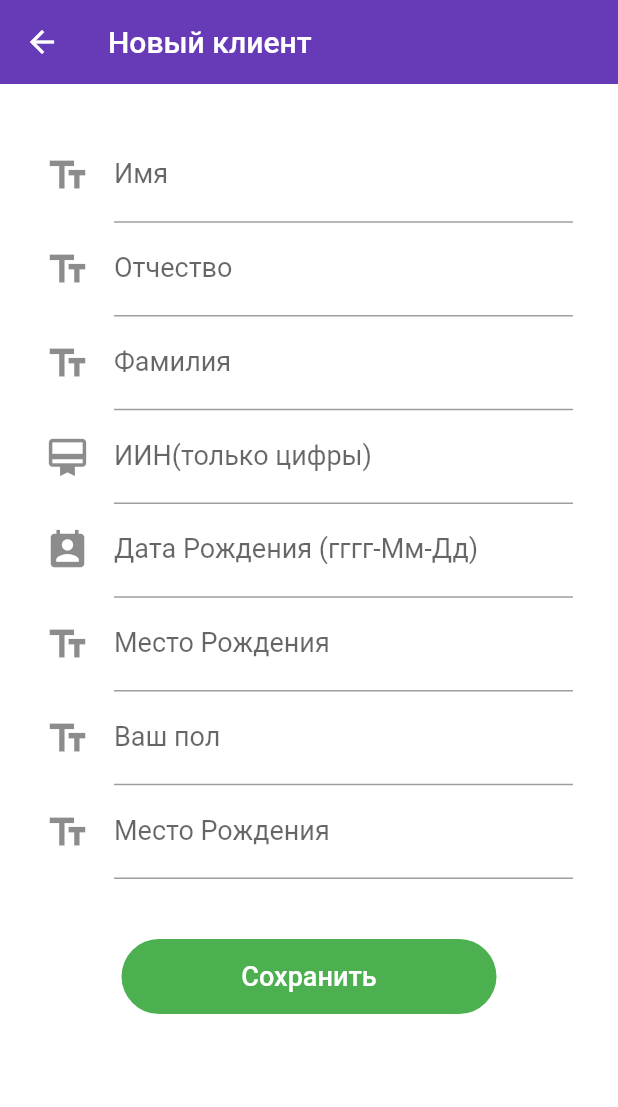
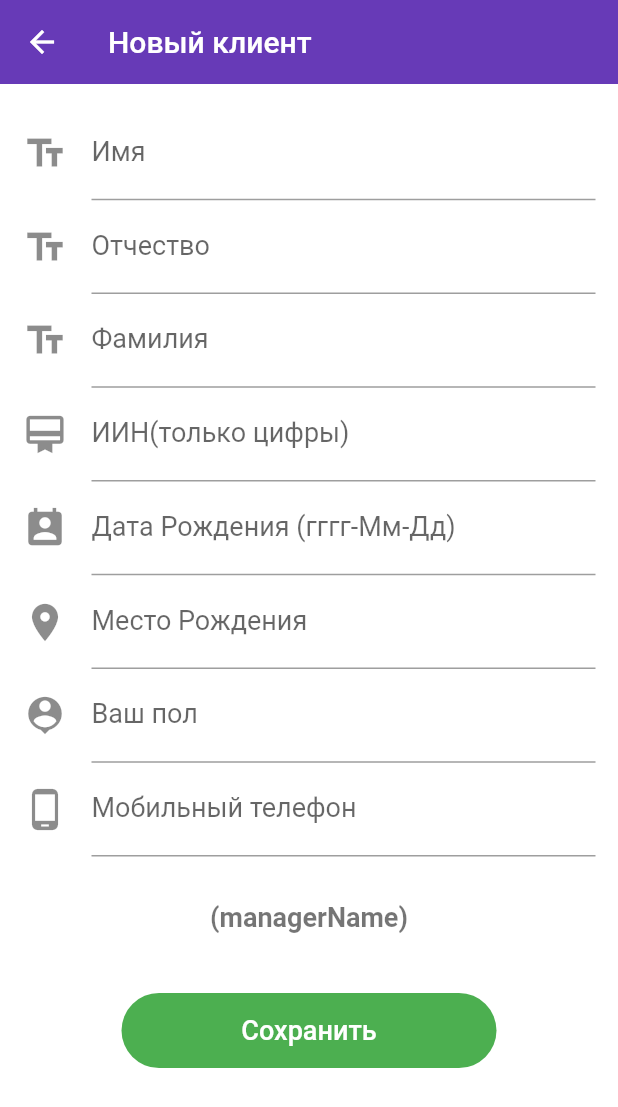
Before and after one commit to azamatig/crmc_app, a Flutter app: the AddNewContact screen opened directly, on a phone screen of 412 x 824 dp. Shown: the top 1107 px of the screen. Run offline on Flutter 3.47's test engine with Material 2 defaults, Android fonts, the phone set to English and light mode, and no system bars; our stand-ins replace flutter_login, font_awesome_flutter, shared_preferences; accounts and stored records are empty; Roboto replaces fonts that are missing (NotoSans, OpenSans).

Commit message:
second commit

```diff
--- a/lib/screens/add_new_contact.dart
+++ b/lib/screens/add_new_client.dart
@@ -15,44 +15,10 @@ class _AddNewContactState extends State<AddNewContact> {
   TextEditingController _middleNameController = TextEditingController();
   TextEditingController _birthDateController = TextEditingController();
   TextEditingController _iinController = TextEditingController();
-  var _sexController;
-  var _maritalStatusController;
-  Color _pickedFemale = Colors.black54;
-  Color _pickedMale = Colors.black54;
-  Color _pickedMarried = Colors.black54;
-  Color _pickedUnmarried = Colors.black54;
 
   @override
   void initState() {
     super.initState();
-  }
-
-//Sets gender to male
-  setMaleSex() {
-    setState(() {
-      _sexController = '49eb65bc-e2f1-c78e-3fc1-5ea9e1c66583';
-    });
-  }
-
-// Sets gender to female
-  setFemaleSex() {
-    setState(() {
-      _sexController = '7ae580f1-b20b-ca3f-11dc-fcd53e882cdf';
-    });
-  }
-
-// Sets marital status to married
-  setMarried() {
-    setState(() {
-      _maritalStatusController = '296a70b9-ecf9-cfd6-daed-0299f783f047';
-    });
-  }
-
-  //Sets marital status to Unmarried
-  setBachelor() {
-    setState(() {
-      _maritalStatusController = '9a89faa2-c10c-706f-afc7-6af382f2d634';
-    });
   }
 
   //Updates Users info
@@ -84,7 +50,7 @@ class _AddNewContactState extends State<AddNewContact> {
         child: ListView(
           children: <Widget>[
             Padding(
-              padding: EdgeInsets.all(30.0),
+              padding: EdgeInsets.all(15.0),
               child: Form(
                 key: _formKey,
                 child: Column(
@@ -183,7 +149,7 @@ class _AddNewContactState extends State<AddNewContact> {
                       style: TextStyle(fontSize: 18.0),
                       decoration: InputDecoration(
                         icon: Icon(
-                          Icons.text_fields,
+                          Icons.place,
                           size: 30.0,
                         ),
                         labelText: 'Место Рождения',
@@ -200,7 +166,7 @@ class _AddNewContactState extends State<AddNewContact> {
                       style: TextStyle(fontSize: 18.0),
                       decoration: InputDecoration(
                         icon: Icon(
-                          Icons.text_fields,
+                          Icons.person_pin,
                           size: 30.0,
                         ),
                         labelText: 'Ваш пол',
@@ -217,10 +183,10 @@ class _AddNewContactState extends State<AddNewContact> {
                       style: TextStyle(fontSize: 18.0),
                       decoration: InputDecoration(
                         icon: Icon(
-                          Icons.text_fields,
+                          Icons.phone_android,
                           size: 30.0,
                         ),
-                        labelText: 'Место Рождения',
+                        labelText: 'Мобильный телефон',
                       ),
                       validator: (value) {
                         if (value.isEmpty) {
@@ -228,6 +194,17 @@ class _AddNewContactState extends State<AddNewContact> {
                         }
                         return null;
                       },
+                    ),
+                    Padding(
+                      padding: const EdgeInsets.fromLTRB(0.0, 30.0, 0.0, 0.0),
+                      child: Text(
+                        '(managerName)',
+                        style: TextStyle(
+                          color: Colors.black54,
+                          fontSize: 18,
+                          fontWeight: FontWeight.bold,
+                        ),
+                      ),
                     ),
                     Container(
                       margin: EdgeInsets.all(40.0),
--- a/lib/screens/mainScreen.dart
+++ b/lib/screens/mainScreen.dart
@@ -1,11 +1,17 @@
 import 'package:crmc_app/screens/feedScreen.dart';
 import 'package:crmc_app/screens/fourthScreen.dart';
-import 'package:crmc_app/screens/secScreen.dart';
+import 'package:crmc_app/screens/dealsScreen.dart';
 import 'package:crmc_app/screens/thridScreen.dart';
 import 'package:crmc_app/utilities/TransitionRouteObserver.dart';
 import 'package:flutter/cupertino.dart';
 import 'package:flutter/material.dart';
 import 'package:font_awesome_flutter/font_awesome_flutter.dart';
+
+/*
+
+Made by 'pure coincidence', and sponsored by 'i keep googling things, and somehow it works'
+
+ */
 
 class MainScreen extends StatefulWidget {
   static const routeName = '/MainScreen';
@@ -40,6 +46,7 @@ class _MainScreenState extends State<MainScreen>
     ));
   }
 
+  //Log outs from the account, duh, obviously! *,...,*
   Future<bool> _goToLogin(BuildContext context) {
     return Navigator.of(context)
         .pushReplacementNamed('/')
```
Also changed, not shown: lib/screens/dealsScreen.dart (renamed from lib/screens/secScreen.dart, +11 -11 lines), lib/screens/feedScreen.dart (+34 -26 lines), lib/screens/add_new_deal.dart (added).
